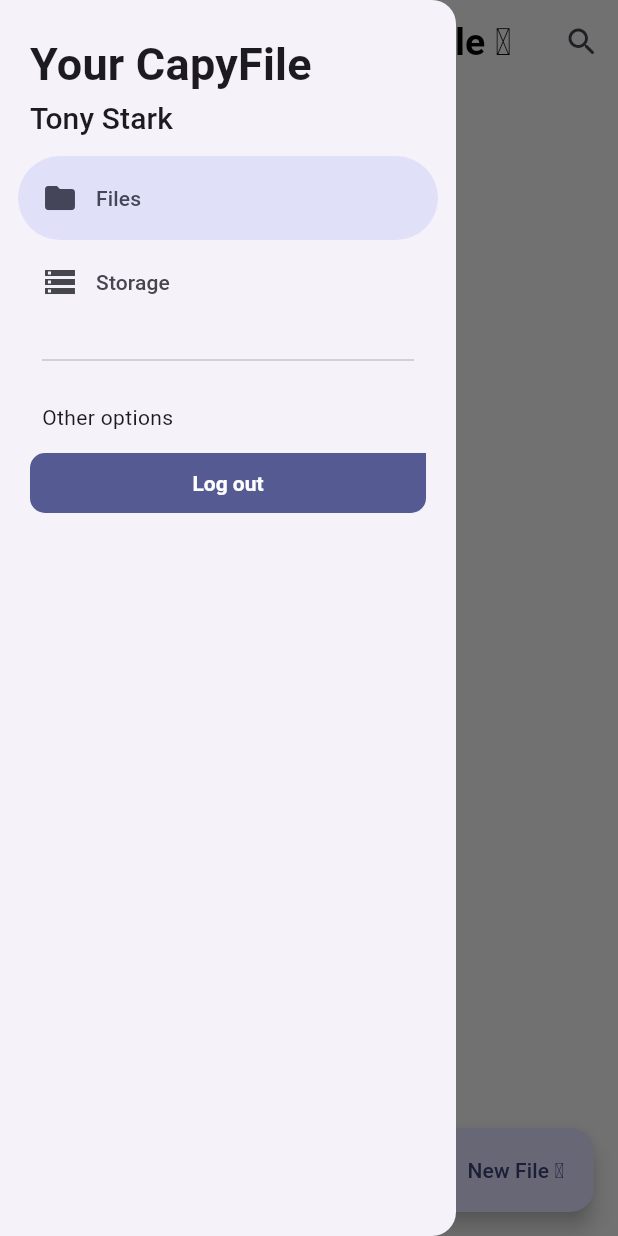
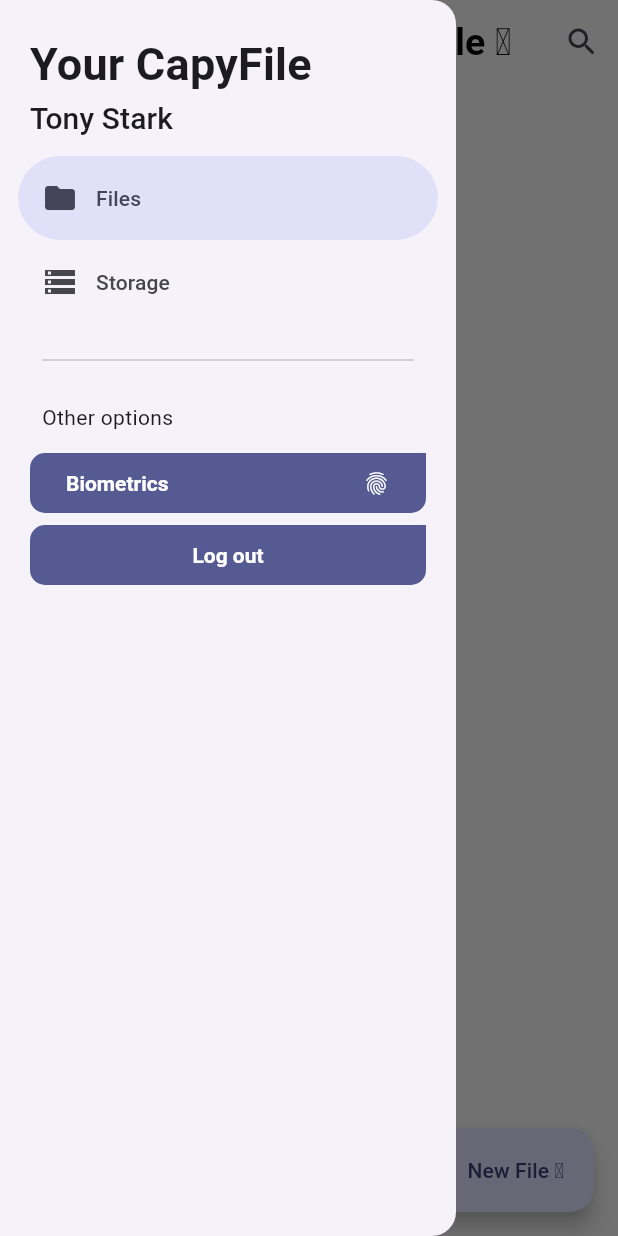
Before and after one commit to hawks-atlanta/frontend-flutter, a Flutter app: the StorageScreen screen opened by its route, with the side drawer open, on a phone screen of 412 x 824 dp. Run offline on Flutter 3.47's test engine with Material 3 defaults, Android fonts, the phone set to English and light mode, and no system bars; our stand-ins replace dio, flutter_dotenv, flutter_riverpod, formz, go_router, google_fonts and 2 more; accounts and stored records are empty; statements that could not run were skipped.

Commit message:
feat: add button biometric - input [#12] - authenticate [#13]

```diff
--- a/lib/features/auth/domain/entities/user.dart
+++ b/lib/features/auth/domain/entities/user.dart
@@ -1,6 +1,6 @@
 class User {
   //final String uuid;
-  //final String username;
+  final String? username;
   //final int statusCode;
   //final String? message;
   final String token;
@@ -8,7 +8,7 @@ class User {
   //TODO?: add required
   User({
     //required this.uuid,
-    //required this.username,
+    required this.username,
     //required this.statusCode,
     //required this.message,
     required this.token,
--- a/lib/features/auth/infrastructure/mappers/user_mapper.dart
+++ b/lib/features/auth/infrastructure/mappers/user_mapper.dart
@@ -4,9 +4,9 @@ class UserMapper {
 
   static User userJsonToEntity(Map<String, dynamic> json) {
     return User(
-      //TODO: setup new user model with new fields returned from Proxy.NET
+      //TODO: setup new user model with new fields returned from Proxy...
       //uuid: json['uuid'],
-      //username: json['username'],
+      username: json['username'],
       //statusCode: json['statusCode'],
       //message: json['message'],
       token: json['token']
--- a/lib/features/shared/widgets/custom_filled_button.dart
+++ b/lib/features/shared/widgets/custom_filled_button.dart
@@ -1,21 +1,20 @@
 import 'package:flutter/material.dart';
 
 class CustomFilledButton extends StatelessWidget {
-
   final void Function()? onPressed;
   final String text;
   final Color? buttonColor;
+  final IconData? icon;
 
-  const CustomFilledButton({
-    super.key,
+  const CustomFilledButton(
+      {super.key,
       this.onPressed,
       required this.text,
-    this.buttonColor
-  });
+      this.buttonColor,
+      this.icon});
 
   @override
   Widget build(BuildContext context) {
-
     const radius = Radius.circular(10);
 
     return FilledButton(
@@ -26,12 +25,17 @@ class CustomFilledButton extends StatelessWidget {
               bottomLeft: radius,
               bottomRight: radius,
               topLeft: radius,
-        )
-      )),
-
-
+            ))),
         onPressed: onPressed,
-      child: Text(text)
-    );
+        child: Row(
+            mainAxisAlignment: icon != null
+                ? MainAxisAlignment.spaceBetween
+                : MainAxisAlignment
+                    .center, // Alinea el texto al centro si no hay un icono
+            children: <Widget>[
+              Text(text),
+              if (icon != null)
+                Icon(icon), // Usa el icono solo si se proporciona
+            ]));
   }
 }
--- a/lib/features/shared/widgets/side_menu.dart
+++ b/lib/features/shared/widgets/side_menu.dart
@@ -66,10 +66,19 @@ class SideMenuState extends ConsumerState<SideMenu> {
             padding: const EdgeInsets.symmetric(horizontal: 20),
             child: CustomFilledButton(
                 onPressed: () {
+                  ref.read(authProvider.notifier).authenticateWithBiometrics(ref);
+                },
+                text: 'Biometrics', icon: Icons.fingerprint),
+          ),
+          Padding(
+            padding: const EdgeInsets.symmetric(horizontal: 20),
+            child: CustomFilledButton(
+                onPressed: () {
                   ref.read(authProvider.notifier).logout();
                 },
                 text: 'Log out'),
           ),
+
         ]);
   }
 }
```
Also changed, not shown: lib/features/auth/presentation/providers/auth_provider.dart (+45 -5 lines), lib/features/shared/widgets/bottom_sheet.dart (added, +73 -0 lines), lib/features/auth/presentation/providers/biometric_provider.dart (added), 2 other files. Lines whose indentation alone changed are shown as unchanged.
